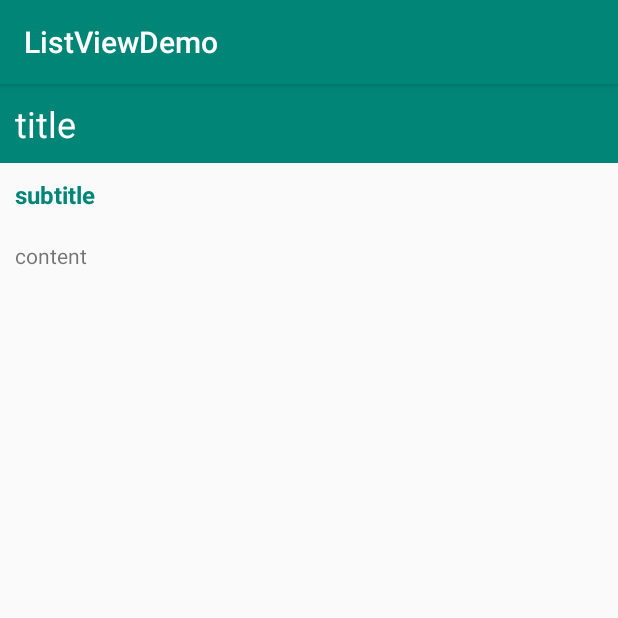
After one commit to xgqin/android_dev_news_reader_listview, an Android app: the DetailActivity screen opened directly, with no data from a screen before it, on a phone screen of 412 x 824 dp, the top half of it. The commit adds this screen. Run offline under Robolectric (Android 15) with nearby library versions, the phone set to English and light mode, and no system bars.

Commit message:
step6
Adding DetailActivity into project for displaying the news' content while news' item is clicked in the main activity.

```diff
--- a/app/src/main/AndroidManifest.xml
+++ b/app/src/main/AndroidManifest.xml
@@ -9,6 +9,8 @@
         android:roundIcon="@mipmap/ic_launcher_round"
         android:supportsRtl="true"
         android:theme="@style/AppTheme">
+        <activity android:name="com.glriverside.xgqin.listviewdemo.DetailActivity"></activity>
+
         <activity android:name="com.glriverside.xgqin.listviewdemo.MainActivity">
             <intent-filter>
                 <action android:name="android.intent.action.MAIN" />
--- /dev/null
+++ b/app/src/main/java/com/glriverside/xgqin/listviewdemo/DetailActivity.java
@@ -0,0 +1,72 @@
+package com.glriverside.xgqin.listviewdemo;
+
+import android.content.Intent;
+import android.database.Cursor;
+import android.database.sqlite.SQLiteDatabase;
+import android.graphics.Bitmap;
+import android.graphics.BitmapFactory;
+import android.os.Bundle;
+import android.support.v7.app.AppCompatActivity;
+import android.widget.TextView;
+
+public class DetailActivity extends AppCompatActivity {
+
+    int newsId = -1;
+
+    private MyDbOpenHelper myDbOpenHelper = null;
+    private SQLiteDatabase db = null;
+    private Cursor cursor = null;
+
+    private String selection = NewsContract.NewsEntry._ID + " = ?";
+    @Override
+    protected void onCreate(Bundle savedInstanceState) {
+        super.onCreate(savedInstanceState);
+        setContentView(R.layout.activity_detail);
+
+        TextView tvTitle = findViewById(R.id.article_title);
+        TextView tvAuthor = findViewById(R.id.article_subtitle);
+        TextView tvContent = findViewById(R.id.article_text);
+
+        Intent intent = getIntent();
+
+        newsId = intent.getIntExtra(MainActivity.NEWS_ID, -1);
+
+        if (newsId != -1) {
+            myDbOpenHelper = new MyDbOpenHelper(DetailActivity.this);
+            db = myDbOpenHelper.getReadableDatabase();
+
+            cursor = db.query(NewsContract.NewsEntry.TABLE_NAME,
+                    null,
+                    selection,
+                    new String[]{Integer.toString(newsId)},
+                    null,
+                    null,
+                    null);
+
+            if (cursor.getCount() == 1) {
+                int titleIndex = cursor.getColumnIndex(
+                        NewsContract.NewsEntry.COLUMN_NAME_TITLE);
+                int authorIndex = cursor.getColumnIndex(
+                        NewsContract.NewsEntry.COLUMN_NAME_AUTHOR);
+                int imageIndex = cursor.getColumnIndex(
+                        NewsContract.NewsEntry.COLUMN_NAME_IMAGE);
+                int contentIndex = cursor.getColumnIndex(
+                        NewsContract.NewsEntry.COLUMN_NAME_CONTENT);
+
+                cursor.moveToFirst();
+
+                String title = cursor.getString(titleIndex);
+                String author = cursor.getString(authorIndex);
+                String image = cursor.getString(imageIndex);
+                String content = cursor.getString(contentIndex);
+
+                Bitmap bitmap = BitmapFactory.decodeStream(
+                        getClass().getResourceAsStream("/" + image));
+
+                tvTitle.setText(title);
+                tvAuthor.setText(author);
+                tvContent.setText(content);
+            }
+        }
+    }
+}
--- a/app/src/main/java/com/glriverside/xgqin/listviewdemo/NewsCursorAdapter.java
+++ b/app/src/main/java/com/glriverside/xgqin/listviewdemo/NewsCursorAdapter.java
@@ -58,12 +58,17 @@ public class NewsCursorAdapter extends CursorAdapter {
                 cursor.getColumnIndex(
                         NewsContract.NewsEntry.COLUMN_NAME_IMAGE));
 
+        final int newsId = cursor.getInt(
+                cursor.getColumnIndex(
+                        NewsContract.NewsEntry._ID));
+
         holder.tvTitle.setText(title);
         holder.tvAuthor.setText(author);
 
         Bitmap bitmap = BitmapFactory.decodeStream(getClass().getResourceAsStream("/" + imageResource));
         holder.ivImage.setImageBitmap(bitmap);
 
+        holder.tvTitle.setTag(newsId);
     }
 
     class ViewHolder {
--- /dev/null
+++ b/app/src/main/res/layout/activity_detail.xml
@@ -0,0 +1,32 @@
+<?xml version="1.0" encoding="utf-8"?>
+<RelativeLayout
+    xmlns:android="http://schemas.android.com/apk/res/android"
+    xmlns:tools="http://schemas.android.com/tools"
+    android:layout_width="match_parent"
+    android:layout_height="match_parent"
+    tools:context=".MainActivity">
+
+    <TextView
+        android:id="@+id/article_title"
+        android:text="@string/article_title"
+        style="@style/ArticleTitle" />
+
+    <ScrollView
+        android:layout_below="@id/article_title"
+        android:layout_width="match_parent"
+        android:layout_height="match_parent">
+        <LinearLayout
+            android:orientation="vertical"
+            android:layout_width="wrap_content"
+            android:layout_height="wrap_content">
+            <TextView
+                android:id="@+id/article_subtitle"
+                android:text="@string/article_subtitle"
+                style="@style/ArticleSubtitle" />
+            <TextView
+                android:id="@+id/article_text"
+                android:text="@string/article_text"
+                style="@style/ArticleText" />
+        </LinearLayout>
+    </ScrollView>
+</RelativeLayout>
--- a/app/src/main/res/values/styles.xml
+++ b/app/src/main/res/values/styles.xml
@@ -7,4 +7,29 @@
         <item name="colorPrimaryDark">@color/colorPrimaryDark</item>
         <item name="colorAccent">@color/colorAccent</item>
     </style>
+    <style name="ArticleTitle">
+        <item name="android:background">@color/colorPrimary</item>
+        <item name="android:textColor">@android:color/white</item>
+        <item name="android:textSize">24sp</item>
+        <item name="android:padding">@dimen/padding_regular</item>
+        <item name="android:layout_width">match_parent</item>
+        <item name="android:layout_height">wrap_content</item>
+    </style>
+
+    <style name="ArticleSubtitle">
+        <item name="android:textSize">16sp</item>
+        <item name="android:textStyle">bold</item>
+        <item name="android:textColor">@color/colorPrimary</item>
+        <item name="android:layout_width">match_parent</item>
+        <item name="android:layout_height">wrap_content</item>
+        <item name="android:layout_below">@id/article_title</item>
+        <item name="android:padding">@dimen/padding_regular</item>
+    </style>
+
+    <style name="ArticleText">
+        <item name="android:lineSpacingExtra">5sp</item>
+        <item name="android:padding">@dimen/padding_regular</item>
+        <item name="android:layout_width">match_parent</item>
+        <item name="android:layout_height">wrap_content</item>
+    </style>
 </resources>
```
Also changed, not shown: app/src/main/java/com/glriverside/xgqin/listviewdemo/MainActivity.java (+22 -0 lines).
